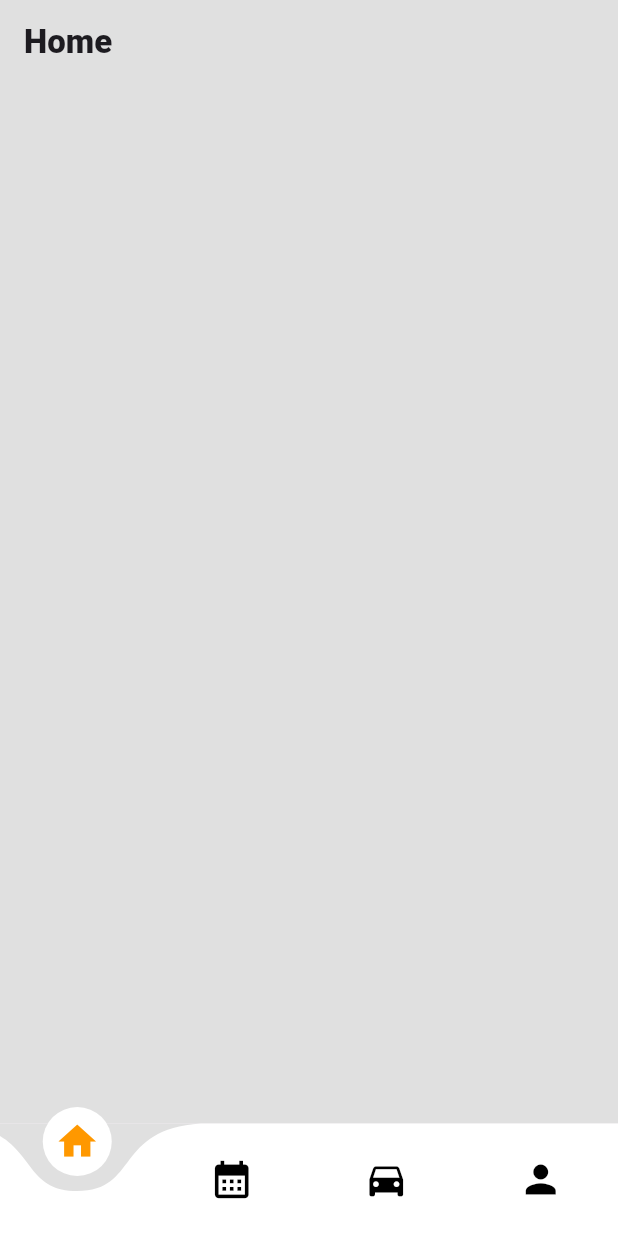
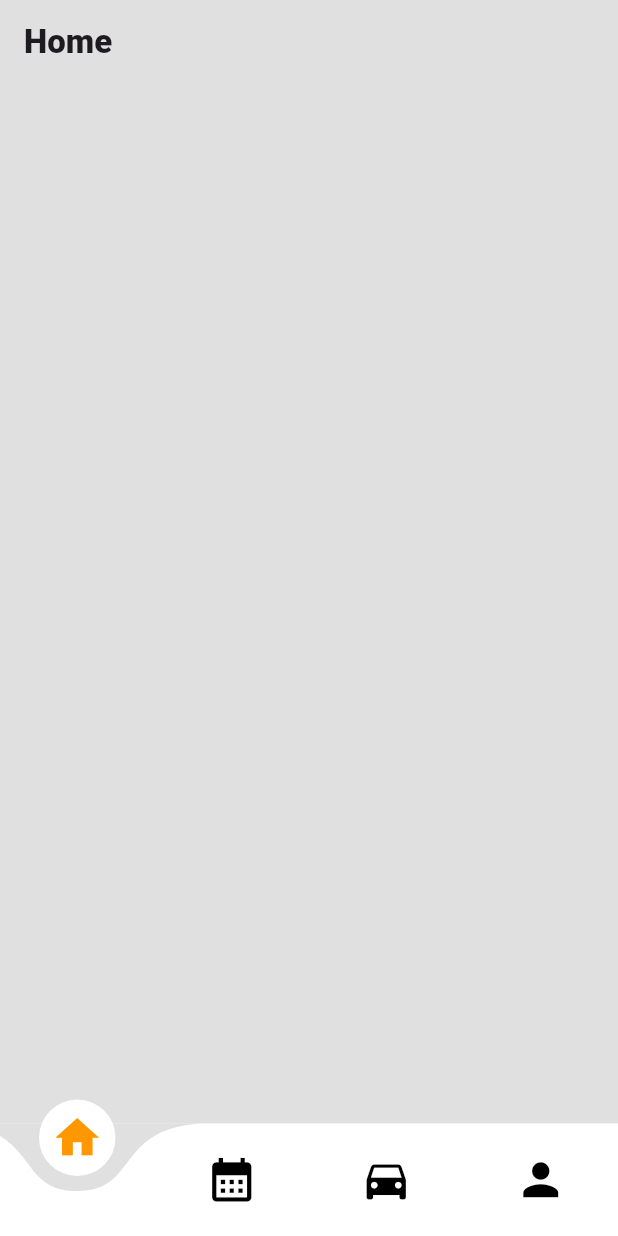
Before and after one commit to TechPyllars2024/AutoCareAutomotive, a Flutter app: the screen it shows after launch, on a phone screen of 412 x 824 dp. Run offline on Flutter 3.47's test engine with Material 3 defaults, Android fonts, the phone set to English and light mode, and no system bars; drawn by our look-alikes of curved_navigation_bar.

Commit message:
update: updated the navbar

```diff
--- a/lib/ProfileManagement/widgets/navbar.dart
+++ b/lib/ProfileManagement/widgets/navbar.dart
@@ -31,10 +31,10 @@ class _NavbarState extends State<Navbar> {
         backgroundColor: Colors.grey.shade300,
         key: _bottomNavigationKey,
         items: <Widget>[
-          Icon(Icons.home, size: 30, color: _page == 0 ? Colors.orange : Colors.black),
-          Icon(Icons.calendar_month, size: 30, color: _page == 1 ? Colors.orange : Colors.black),
-          Icon(Icons.directions_car, size: 30, color: _page == 2 ? Colors.orange : Colors.black),
-          Icon(Icons.person, size: 30, color: _page == 3 ? Colors.orange : Colors.black),
+          Icon(Icons.home, size: 35, color: _page == 0 ? Colors.orange : Colors.black),
+          Icon(Icons.calendar_month, size: 35, color: _page == 1 ? Colors.orange : Colors.black),
+          Icon(Icons.directions_car, size: 35, color: _page == 2 ? Colors.orange : Colors.black),
+          Icon(Icons.person, size: 35, color: _page == 3 ? Colors.orange : Colors.black),
 
 
 
```
